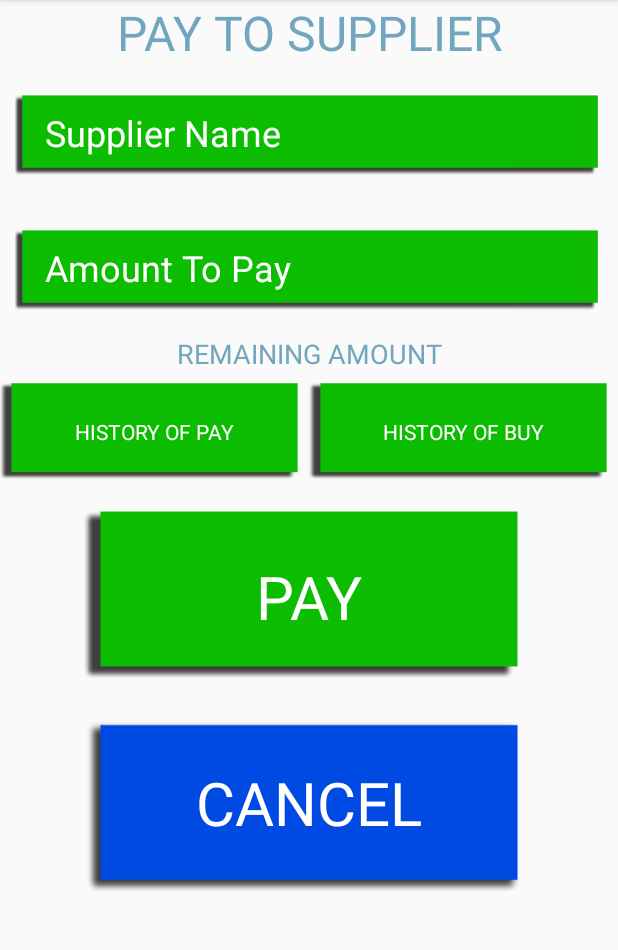
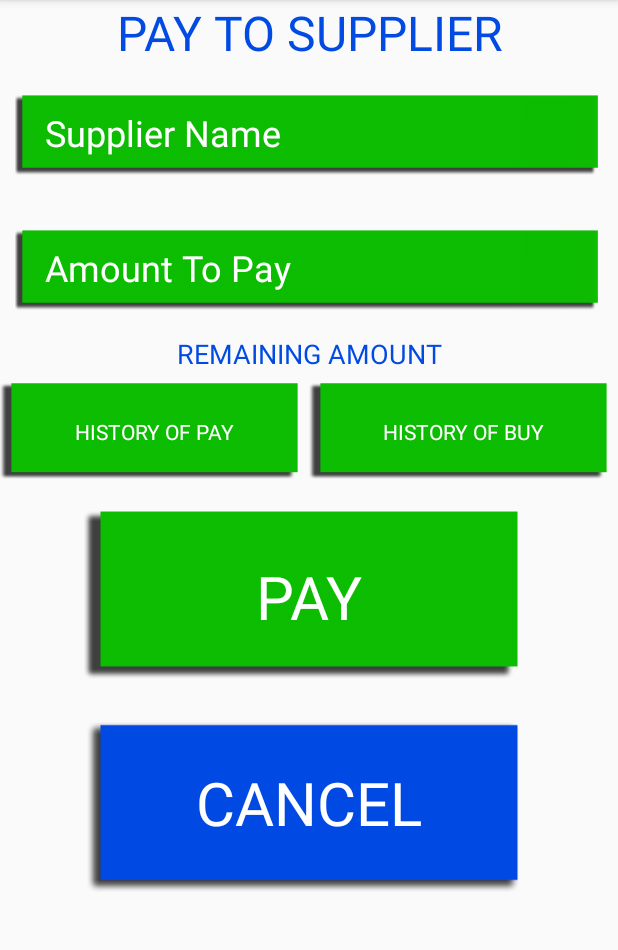
Before and after one commit to sbswami/buy-sell-inventory-old, an Android app: the Payment screen opened directly, with no data from a screen before it, after a tap on "PAY TO SUPPLIER", on a phone screen of 412 x 824 dp, the part 84-1034 px from its top. Run offline under Robolectric (Android 15) with nearby library versions, the phone set to English and light mode, and no system bars; our stand-ins replace AdMob, Firebase (no records; nobody signed in at launch, a user with empty details on screens opened directly); Roboto replaces fonts that are not available here.

Commit message:
Text Color Changed

```diff
--- a/app/src/main/res/layout/activity_main2.xml
+++ b/app/src/main/res/layout/activity_main2.xml
@@ -46,7 +46,7 @@
                 android:text="Profile"
                 android:textAlignment="center"
                 android:textAllCaps="true"
-                android:textColor="#71A6BE"
+                android:textColor="@color/colorAccent"
                 android:textSize="32sp" />
 
             <EditText
--- a/app/src/main/res/layout/activity_pay_by_customer.xml
+++ b/app/src/main/res/layout/activity_pay_by_customer.xml
@@ -47,7 +47,7 @@
                 android:text="@string/pay_by_customer_text"
                 android:textAlignment="center"
                 android:textAllCaps="true"
-                android:textColor="#71A6BE"
+                android:textColor="@color/colorAccent"
                 android:textSize="32sp" />
 
             <AutoCompleteTextView
@@ -94,7 +94,7 @@
                 android:text="@string/remaining_amount_text"
                 android:textAlignment="center"
                 android:textAllCaps="true"
-                android:textColor="#71A6BE"
+                android:textColor="@color/colorAccent"
                 android:textSize="18sp" />
 
             <LinearLayout
--- a/app/src/main/res/layout/activity_pay_to_supplier.xml
+++ b/app/src/main/res/layout/activity_pay_to_supplier.xml
@@ -47,7 +47,7 @@
                 android:text="@string/pay_to_supplier_text"
                 android:textAlignment="center"
                 android:textAllCaps="true"
-                android:textColor="#71A6BE"
+                android:textColor="@color/colorAccent"
                 android:textSize="32sp" />
 
             <AutoCompleteTextView
@@ -94,7 +94,7 @@
                 android:text="@string/remaining_amount_text"
                 android:textAlignment="center"
                 android:textAllCaps="true"
-                android:textColor="#71A6BE"
+                android:textColor="@color/colorAccent"
                 android:textSize="18sp" />
 
             <LinearLayout
--- a/app/src/main/res/layout/activity_payment.xml
+++ b/app/src/main/res/layout/activity_payment.xml
@@ -39,7 +39,7 @@
             android:text="@string/holders_text"
             android:textAlignment="center"
             android:textAllCaps="true"
-            android:textColor="#71A6BE"
+            android:textColor="@color/colorAccent"
             android:textSize="32sp" />
 
         <Button
--- a/app/src/main/res/layout/activity_sell.xml
+++ b/app/src/main/res/layout/activity_sell.xml
@@ -47,7 +47,7 @@
                 android:text="@string/sell_text"
                 android:textAlignment="center"
                 android:textAllCaps="true"
-                android:textColor="#71A6BE"
+                android:textColor="@color/colorAccent"
                 android:textSize="32sp" />
 
             <AutoCompleteTextView
--- a/app/src/main/res/layout/activity_side_bexp.xml
+++ b/app/src/main/res/layout/activity_side_bexp.xml
@@ -45,7 +45,7 @@
                 android:text="@string/side_expenditure"
                 android:textAlignment="center"
                 android:textAllCaps="true"
-                android:textColor="#71A6BE"
+                android:textColor="@color/colorAccent"
                 android:textSize="32sp" />
 
             <EditText
--- a/app/src/main/res/layout/activity_side_bincome.xml
+++ b/app/src/main/res/layout/activity_side_bincome.xml
@@ -45,7 +45,7 @@
                 android:text="@string/side_income"
                 android:textAlignment="center"
                 android:textAllCaps="true"
-                android:textColor="#71A6BE"
+                android:textColor="@color/colorAccent"
                 android:textSize="32sp" />
 
             <EditText
```
